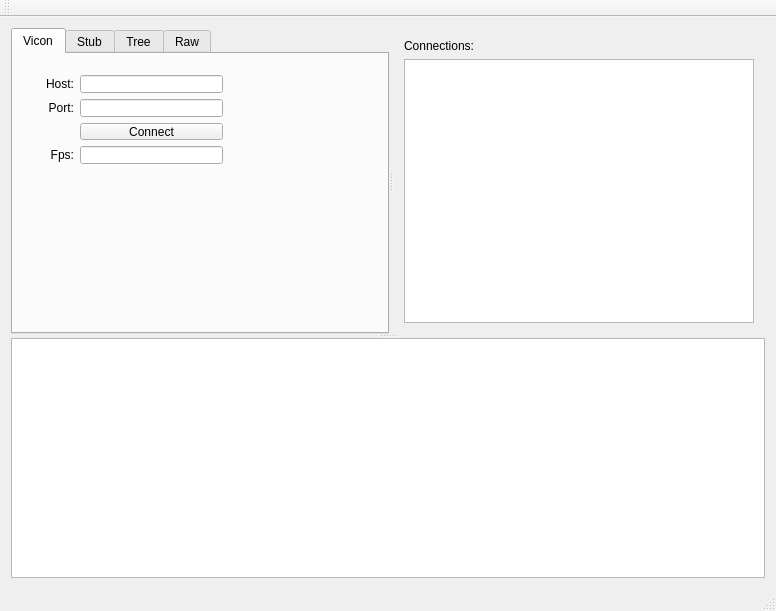
First picture: the form in repeater/mainwindow.ui, repository mocap-ca/vive, before the edit.
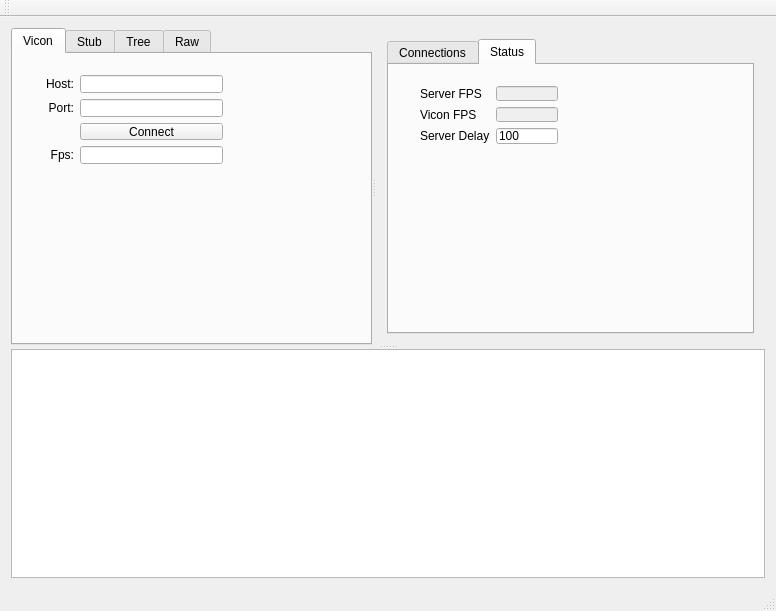
Second picture: the form after the edit. The open tabs and pages were chosen to show the change.

The edit to the form file:
```diff
--- a/repeater/mainwindow.ui
+++ b/repeater/mainwindow.ui
@@ -238,15 +238,81 @@
        <widget class="QWidget" name="verticalLayoutWidget">
         <layout class="QVBoxLayout" name="verticalLayout">
          <item>
-          <widget class="QLabel" name="label_3">
-           <property name="text">
-            <string>Connections:</string>
+          <widget class="QTabWidget" name="tabWidget_2">
+           <property name="currentIndex">
+            <number>1</number>
            </property>
+           <widget class="QWidget" name="tabConnections">
+            <attribute name="title">
+             <string>Connections</string>
+            </attribute>
+            <layout class="QVBoxLayout" name="verticalLayout_5">
+             <item>
+              <widget class="QListView" name="listViewConnections"/>
+             </item>
+            </layout>
+           </widget>
+           <widget class="QWidget" name="tabStatus">
+            <attribute name="title">
+             <string>Status</string>
+            </attribute>
+            <widget class="QWidget" name="formLayoutWidget_2">
+             <property name="geometry">
+              <rect>
+               <x>20</x>
+               <y>10</y>
+               <width>160</width>
+               <height>80</height>
+              </rect>
+             </property>
+             <layout class="QFormLayout" name="formLayout_2">
+              <item row="0" column="0">
+               <widget class="QLabel" name="label_3">
+                <property name="text">
+                 <string>Server FPS</string>
+                </property>
+               </widget>
+              </item>
+              <item row="1" column="0">
+               <widget class="QLabel" name="label_6">
+                <property name="text">
+                 <string>Vicon FPS</string>
+                </property>
+               </widget>
+              </item>
+              <item row="2" column="0">
+               <widget class="QLabel" name="label_7">
+                <property name="text">
+                 <string>Server Delay</string>
+                </property>
+               </widget>
+              </item>
+              <item row="0" column="1">
+               <widget class="QLineEdit" name="lineEditServerFPS">
+                <property name="enabled">
+                 <bool>false</bool>
+                </property>
+               </widget>
+              </item>
+              <item row="1" column="1">
+               <widget class="QLineEdit" name="lineEditViconFPS">
+                <property name="enabled">
+                 <bool>false</bool>
+                </property>
+               </widget>
+              </item>
+              <item row="2" column="1">
+               <widget class="QLineEdit" name="lineEditServerDelay">
+                <property name="text">
+                 <string>100</string>
+                </property>
+               </widget>
+              </item>
+             </layout>
+            </widget>
+           </widget>
           </widget>
          </item>
-         <item>
-          <widget class="QListView" name="listViewConnections"/>
-         </item>
         </layout>
        </widget>
       </widget>
```
Left out of the diff: 2 changed lines with no effect on the pictures.
